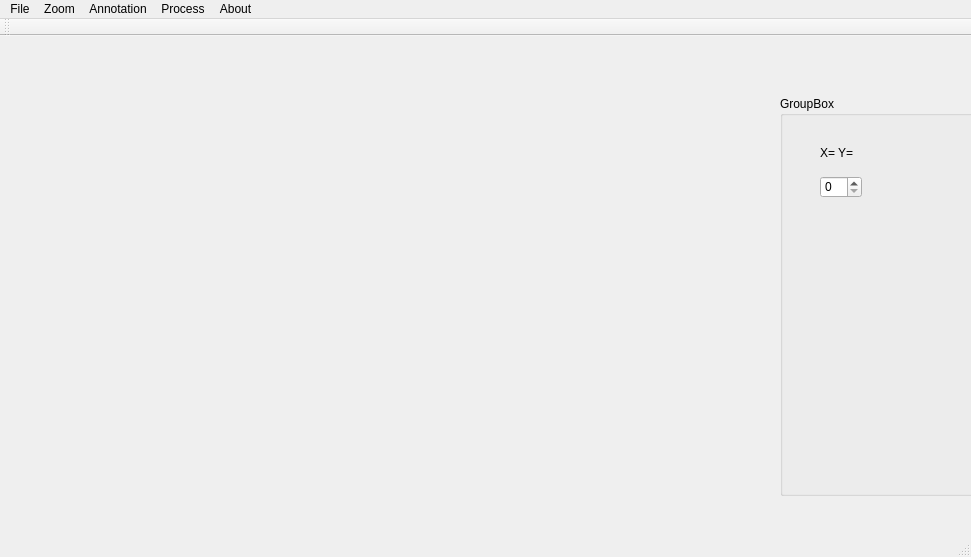
The window that Projekt_PP/lol5/mainwindow.ui (Ghastly07/ProjektPP) describes before a commit, drawn with Qt 5.
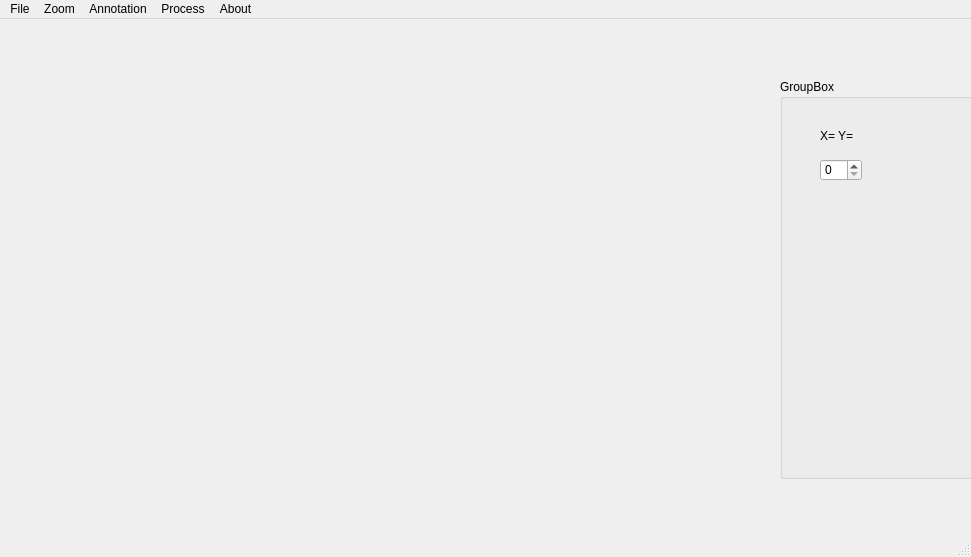
The same window after the commit.

Diff of the .ui file:
```diff
--- a/Projekt_PP/lol5/mainwindow.ui
+++ b/Projekt_PP/lol5/mainwindow.ui
@@ -139,14 +139,6 @@
    <addaction name="menuProcess"/>
    <addaction name="menuAbout"/>
   </widget>
-  <widget class="QToolBar" name="mainToolBar">
-   <attribute name="toolBarArea">
-    <enum>TopToolBarArea</enum>
-   </attribute>
-   <attribute name="toolBarBreak">
-    <bool>false</bool>
-   </attribute>
-  </widget>
   <widget class="QStatusBar" name="statusBar"/>
   <action name="actionPoli">
    <property name="text">
```
Left out of the diff: 10 changed lines with no effect on the pictures.
